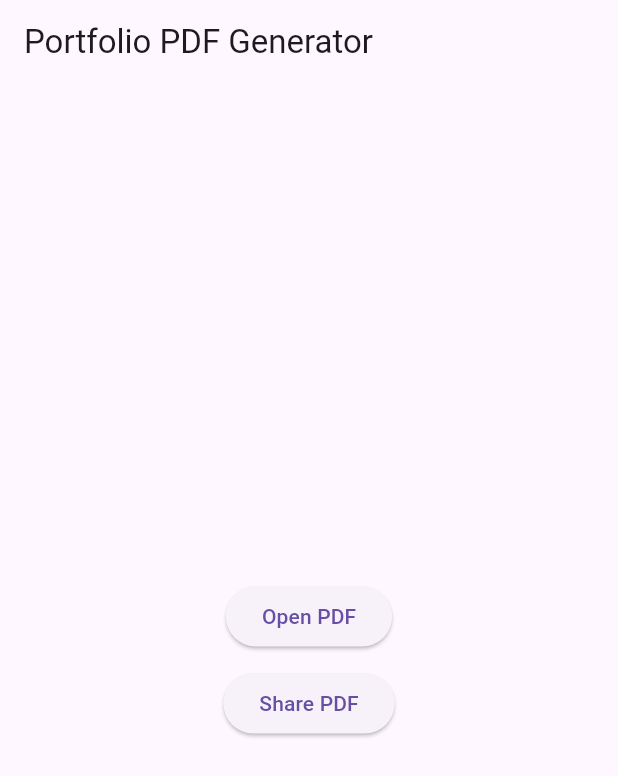
After one commit to KHgamal/project, a Flutter app: the screen it shows after launch, after a tap on "Share PDF", on a phone screen of 412 x 824 dp. The commit adds this screen. Shown: the top 776 px of the screen. Run offline on Flutter 3.47's test engine with Material 3 defaults, Android fonts, the phone set to English and light mode, and no system bars; our stand-ins replace flutter_local_notifications, open_filex, pdf, printing, timezone.

Commit message:
finish pdf generator task

```diff
--- /dev/null
+++ b/devtools_options.yaml
@@ -0,0 +1,3 @@
+description: This file stores settings for Dart & Flutter DevTools.
+documentation: https://docs.flutter.dev/tools/devtools/extensions#configure-extension-enablement-states
+extensions:
--- /dev/null
+++ b/lib/features/pdf/home_screen.dart
@@ -0,0 +1,40 @@
+import 'package:flutter/material.dart';
+import 'package:rasid_task/features/pdf/pdf_service.dart';
+
+
+class HomeScreen extends StatelessWidget {
+
+const  HomeScreen({super.key});
+
+  @override
+  Widget build(BuildContext context) {
+    return FutureBuilder(
+      future: PdfService.generatePortfolioPDF(),
+      builder: (context , sna) {
+        return Scaffold(
+          appBar: AppBar(title: const Text('Portfolio PDF Generator')),
+          body: Center(
+            child: Column(
+              mainAxisSize: MainAxisSize.min,
+              children: [
+                ElevatedButton(
+                  onPressed: ()  {
+                    PdfService.printPDF();
+                  },
+                  child: const Text('Open PDF' ,),
+                ),
+                const SizedBox(height: 10),
+                ElevatedButton(
+                  onPressed: ()   {
+                    PdfService.sharePDF();
+                  },
+                  child: const Text('Share PDF'),
+                ),
+              ],
+            ),
+          ),
+        );
+      }
+    );
+  }
+}
--- /dev/null
+++ b/lib/features/pdf/pdf_service.dart
@@ -0,0 +1,295 @@
+import 'dart:io';
+import 'package:open_filex/open_filex.dart';
+import 'package:pdf/widgets.dart' as pw;
+import 'package:path_provider/path_provider.dart';
+import 'package:printing/printing.dart';
+import 'package:pdf/pdf.dart';
+/*
+          // Arabic Section
+
+*/
+class PdfService {
+  static final pdf = pw.Document();
+
+  static late File file;
+  static Future<File> generatePortfolioPDF() async {
+    // Define fonts
+   // final arabicFont = await PdfGoogleFonts.amiriRegular();
+    final englishFont = await PdfGoogleFonts.openSansRegular();
+    final arabicFont = await PdfGoogleFonts.amiriRegular();
+    final emoji = await PdfGoogleFonts.notoColorEmoji();
+    final fallbackFont = await PdfGoogleFonts.notoNaskhArabicRegular();
+
+    // Add content
+    pdf.addPage(
+      pw.MultiPage(
+        pageFormat: PdfPageFormat.a4,
+        theme: pw.ThemeData(
+          defaultTextStyle: pw.TextStyle(font: englishFont),
+        ),
+        header: (context) => buildHeader(emoji ,),
+        footer: (context) => pw.Text(
+          'Page ${context.pageNumber} of ${context.pagesCount}',
+          style: const pw.TextStyle(fontSize: 14),
+        ),
+        build: (context) => [
+          //English Section
+          pw.SizedBox(height: 16),
+
+          buildSummary(
+            englishFont,
+              title: "Summary",
+              desc:
+                  'Dedicated and enthusiastic entry-level Flutter developer with a'
+                  "passion for mobile app development. Proficient in utilizing the Flutter framework to create engaging"
+                  "and user-friendly cross-platform applications. Possesses a solid understanding of Dart programming"
+                  "language and mobile UI/UX design principles. Strong problem-solving skills and a collaborative mindset,"
+                  "eager to contribute to innovative projects and learn from experienced professionals in the field."),
+
+          buildWorkHistory(emoji, englishFont,
+              title: "Work Experience",
+              desc:
+                  "• Developed and maintained mobile applications using Flutter, including Sree3 and Qanony.\n"
+                  "• Collaborated with designers and other developers to implement user-friendly interfaces. \n"
+                  "• Participated in code reviews and contributed to team discussions.",
+              role: 'flutter intern',
+              company: 'Creative Minds',
+              info: 'Tanta    07/2024 - 09/2024'),
+
+          pw.SizedBox(height: 8),
+
+          buildProjects(emoji,englishFont,
+              title: "Projects",
+              desc:
+                  "• chat app, Quiz app, Weather app , GPA calculator \n• Tic tac Toe game, Store app,"
+                  "  map app , Stop It's Complete"),
+
+          pw.SizedBox(height: 5),
+
+          buildEducation(emoji,englishFont,
+              title: "Education",
+              faculty: "Faculty of Computer and Information",
+              info: "Egypt	09/2020 - 07/2024",
+              major: "Bachelor of Computer science"),
+
+          pw.SizedBox(height: 14),
+
+          buildSkills(emoji,englishFont,
+              desc:
+                  "•	OOP | RESTful APIs | Design Pattern | MVVM | Clean Architecture | Clean Code | Git | "
+                  "Solid Principles | Dart | Bloc Pattern \n•	Problem Solving | Flutter Development | State Management | Deployment"
+                  "\n•	Firebase | Communication Skills | Data Structures | agile development methodologies| English",
+              title: "Skills"),
+
+        ],
+      ),
+    );
+
+pdf.addPage(
+  pw.MultiPage(
+    pageFormat: PdfPageFormat.a4,
+    theme: pw.ThemeData(
+      defaultTextStyle: pw.TextStyle(font: arabicFont ,  fontFallback: [fallbackFont],),
+    ),
+    header: (context) => buildHeader(emoji),
+    footer: (context) => pw.Directionality(textDirection: pw.TextDirection.rtl, child:  pw.Text(
+      'الصفحة ${context.pageNumber} من ${context.pagesCount}',
+      style: const pw.TextStyle(fontSize: 14),
+    )),
+    build: (context) => [
+ pw.Directionality(
+            textDirection: pw.TextDirection.rtl,
+            child: pw.Column(
+              crossAxisAlignment: pw.CrossAxisAlignment.start,
+              children: [
+                pw.SizedBox(height: 16),
+                buildSummary(
+                  arabicFont,
+                  title: "الملخص",
+                  desc:
+'مطور مبتدئ متحمس ومتفاني في تطوير تطبيقات Flutter مع شغف بتطوير تطبيقات الهاتف المحمول. '
+        'متقن لاستخدام إطار عمل Flutter لإنشاء تطبيقات عبر الأنظمة الأساسية تفاعلية وسهلة الاستخدام. '
+        'يمتلك فهمًا قويًا للغة برمجة Dart ومبادئ تصميم واجهات المستخدم وتجربة المستخدم للهاتف المحمول. '
+        'مهارات حل المشكلات القوية وعقلية تعاونية، متحمس للمساهمة في المشاريع المبتكرة والتعلم من المهنيين ذوي الخبرة في المجال.',
+                ),
+                buildWorkHistory(
+                  emoji, arabicFont,
+                  title: "الخبرة العملية",
+                  desc:
+                      "• تطوير وصيانة تطبيقات الهاتف المحمول باستخدام Flutter، بما في ذلك Sree3 وQanony.\n"
+                      "• التعاون مع المصممين والمطورين الآخرين لتنفيذ واجهات مستخدم سهلة الاستخدام.\n"
+                      "• المشاركة في مراجعات الكود والمساهمة في مناقشات الفريق.",
+                  role: 'متدرب Flutter',
+                  company: 'Creative Minds',
+                  info: 'طنطا    07/2024 - 09/2024',
+                ),
+                pw.SizedBox(height: 8),
+                buildProjects(
+                  emoji, arabicFont,
+                  title: "المشاريع",
+                  desc:
+                      "• تطبيق محادثة، تطبيق اختبار، تطبيق الطقس، تطبيق حساب المعدل التراكمي\n"
+                      "• لعبة X و O، تطبيق متجر، تطبيق خرائط، تطبيق Stop It's Complete",
+                ),
+                pw.SizedBox(height: 5),
+                buildEducation(
+                  emoji, arabicFont,
+                  title: "التعليم",
+                  faculty: "كلية الحاسبات والمعلومات",
+                  info: "مصر	09/2020 - 07/2024",
+                  major: "بكالوريوس علوم الحاسب",
+                ),
+                pw.SizedBox(height: 14),
+                buildSkills(
+                  emoji, arabicFont,
+                  desc:
+                      "• البرمجة الشيئية | واجهات برمجة التطبيقات RESTful | نماذج التصميم | MVVM | النظافة المعمارية | الكود النظيف | Git | "
+                      "مبادئ SOLID | لغة Dart | نمط BLoC \n• حل المشكلات | تطوير Flutter | إدارة الحالة | النشر"
+                      "\n• Firebase | مهارات التواصل | هياكل البيانات | منهجيات التطوير الرشيق | اللغة الإنجليزية",
+                  title: "المهارات",
+                ),
+              ],
+            ),
+          ),
+    ],
+  ),
+);
+    // Save locally
+    final output = await getTemporaryDirectory();
+    file = File("${output.path}/portfolio.pdf");
+    await file.writeAsBytes(await pdf.save());
+    return file;
+  }
+
+  static Future<void> printPDF() async {
+    await OpenFilex.open(file.path);
+  }
+
+  static Future<void> sharePDF() async {
+    await Printing.sharePdf(
+        bytes: file.readAsBytesSync(), filename: 'portfolio.pdf');
+  }
+}
+
+pw.Widget buildContainer(String text , font) {
+  return pw.Container(
+    padding: const pw.EdgeInsets.symmetric(vertical: 3, horizontal: 5),
+    decoration: pw.BoxDecoration(
+      color: PdfColor.fromHex("#cdf1e7"),
+      borderRadius: pw.BorderRadius.circular(8),
+    ),
+    child: pw.Text(text,
+        style: pw.TextStyle(fontSize: 10, fontWeight: pw.FontWeight.bold , font: font  )),
+  );
+}
+
+pw.Widget buildHeader(pw.Font emoji ) {
+  return pw.Column(
+    crossAxisAlignment: pw.CrossAxisAlignment.center,
+    children: [
+      pw.Text("Khadiga Gamal",
+          style: pw.TextStyle(fontSize: 16, fontWeight: pw.FontWeight.bold)),
+      pw.SizedBox(height: 8),
+      pw.Row(
+        mainAxisAlignment: pw.MainAxisAlignment.center,
+        children: [
+          pw.Text("🗺 ",
+              style: pw.TextStyle(
+                color: PdfColor.fromHex("#89ecda"),
+                fontFallback: [emoji],
+              )),
+          pw.SizedBox(width: 3),
+          pw.Text("Cairo , Egypt ", style: const pw.TextStyle(fontSize: 10)),
+          pw.SizedBox(width: 8),
+          pw.Text("📱 ",
+              style: pw.TextStyle(
+                fontFallback: [emoji],
+              )),
+          pw.SizedBox(width: 3),
+          pw.Text("+20 1119115416 ", style: const pw.TextStyle(fontSize: 10)),
+          pw.SizedBox(width: 8),
+          pw.Text("✉ ",
+              style: pw.TextStyle(
+                color: PdfColor.fromHex("#89ecda"),
+                fontFallback: [emoji],
+              )),
+          pw.SizedBox(width: 3),
+          pw.Text("khadigagamal782@gmail.com",
+              style: const pw.TextStyle(fontSize: 10)),
+        ],
+      ),
+    ],
+  );
+}
+
+pw.Widget buildSummary(font ,{required title, required desc}  ) {
+  return pw.Column(crossAxisAlignment: pw.CrossAxisAlignment.start, children: [
+    buildContainer(title, font ),
+    pw.SizedBox(height: 8),
+    pw.Paragraph(text: desc , style: pw.TextStyle(font:font )),
+    pw.SizedBox(height: 8),
+  ]);
+}
+
+pw.Widget buildWorkHistory(pw.Font emoji,  font,
+    {required title,
+    required desc,
+    required role,
+    required company,
+    required info} ) {
+  return pw.Column(crossAxisAlignment: pw.CrossAxisAlignment.start, children: [
+    buildContainer(title , font),
+    pw.SizedBox(height: 8),
+    pw.Row(mainAxisAlignment: pw.MainAxisAlignment.spaceAround, children: [
+      pw.Text(role, style: pw.TextStyle(fontWeight: pw.FontWeight.bold)),
+      pw.Text(company, style: pw.TextStyle(fontWeight: pw.FontWeight.bold)),
+      pw.Text(info, style: pw.TextStyle(fontWeight: pw.FontWeight.bold)),
+    ]),
+    pw.SizedBox(height: 5),
+    pw.Paragraph(
+        text: desc,
+        style: pw.TextStyle(
+          fontFallback: [emoji],
+        )),
+  ]);
+}
+
+pw.Widget buildProjects(pw.Font emoji, font, {required title, required desc}) {
+  return pw.Column(crossAxisAlignment: pw.CrossAxisAlignment.start, children: [
+    buildContainer(title, font),
+    pw.SizedBox(height: 8),
+    pw.Paragraph(
+      text: desc,
+      style: pw.TextStyle(
+        fontFallback: [emoji],
+      ),
+    ),
+  ]);
+}
+
+pw.Widget buildEducation(pw.Font emoji , font,
+    {required title, required major, required faculty, required info}) {
+  return pw.Column(crossAxisAlignment: pw.CrossAxisAlignment.start, children: [
+    buildContainer(title , font),
+    pw.SizedBox(height: 8),
+    pw.Row(children: [
+      pw.Text(major),
+      pw.Spacer(),
+      pw.Text(info),
+    ]),
+    pw.Text(faculty),
+  ]);
+}
+
+pw.Widget buildSkills(pw.Font emoji, font, {required title, required desc}) {
+  return pw.Column(crossAxisAlignment: pw.CrossAxisAlignment.start, children: [
+    buildContainer(title, font),
+    pw.SizedBox(height: 8),
+    pw.Paragraph(
+      text: desc,
+      style: pw.TextStyle(
+        fontFallback: [emoji],
+      ),
+    ),
+  ]);
+}
--- a/lib/main.dart
+++ b/lib/main.dart
@@ -6,6 +6,7 @@ import 'package:rasid_task/features/notification/viewmodel/controller/notificati
 import 'package:rasid_task/features/notification/viewmodel/notification_service.dart';
 //import 'package:rasid_task/features/notification/presentation/controller/notification/notification_bloc.dart';
 import 'package:rasid_task/features/notification/view/screens/notification_view.dart';
+import 'package:rasid_task/features/pdf/home_screen.dart';
 import 'package:timezone/data/latest_all.dart' as tz;
 
 void main() async {
@@ -26,7 +27,7 @@ class MyApp extends StatelessWidget {
       child: const MaterialApp(
         debugShowCheckedModeBanner: false,
         title: 'Notification Demo',
-        home: NotificationScreen(),
+        home: HomeScreen(),
       ),
     );
   }
@@ -36,3 +37,11 @@ class MyApp extends StatelessWidget {
 // @Injectable(as: BaseRepository) for repository implementation in data
 // @injectable for bloc
 // @singleton in inject file for dio / services / other
+
+// Pending Notifications means the scheduled that has not been sended yet
+// so when we add notification we should pass diff id or it will just save one
+// we can canel one of the pending (by id) -> mean it will not be sened
+// or can cancel all of them ->  means nothing will be sended
+
+// Use the printing package for full flutter print and share operation.
+// printing package's PdfGoogleFonts
--- a/pubspec.yaml
+++ b/pubspec.yaml
@@ -34,9 +34,15 @@ dependencies:
     sdk: flutter
   flutter_bloc: ^8.0.1
   flutter_local_notifications: ^18.0.1
+  flutter_svg: ^2.0.16
   freezed_annotation: ^2.4.4
   get_it: ^7.2.0
   injectable: ^2.0.0
+  lottie: ^3.1.3
+  open_filex: ^4.5.0
+  path_provider: ^2.1.5
+  pdf: ^3.11.1
+  printing: ^5.13.4
   provider: ^6.1.2
   timezone: ^0.9.4
 
```
Also changed, not shown: assets/Animation - 1733212337233.json (added, +1 -0 lines), assets/mark1.png (added), assets/resume.svg (added), pubspec.lock, 6 other files.
